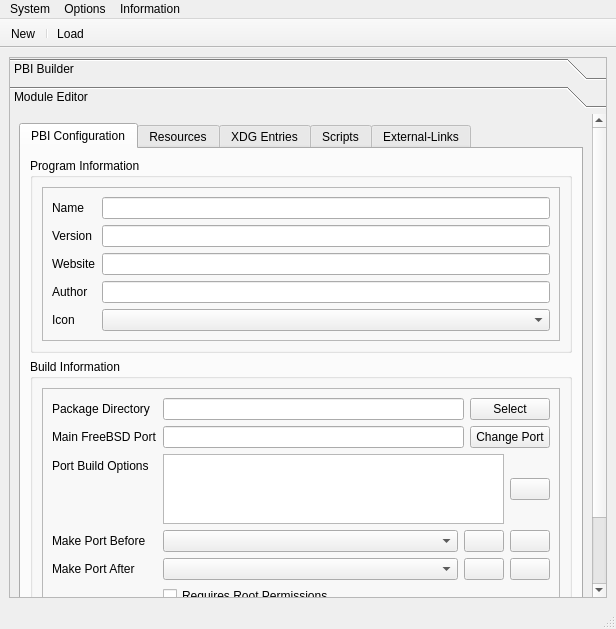
trueos/pcbsd, file src-qt4/EasyPBI/mainGUI.ui: the form before one commit.
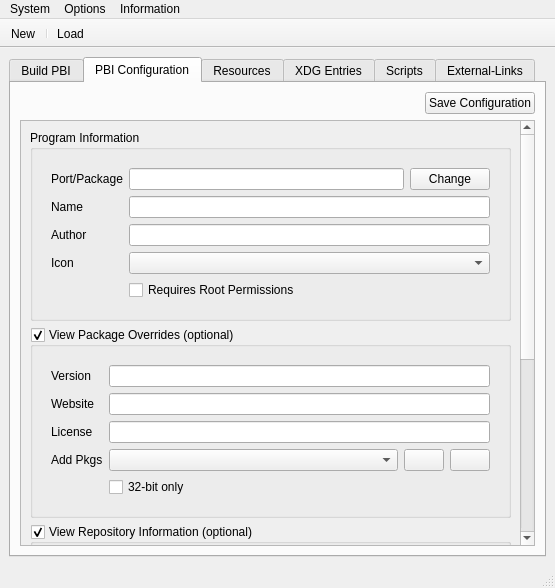
The form after the commit. Icons and pictures are not drawn.

Commit message: Update the EasyPBI mainUI (especially the pbi.conf tab), and create a new backend class for containing all the PBI module information (this class is very easy to update as time goes by, and should be better on memory management). The new class has all the pbi.conf interaction done so far, but not tested yet.

```diff
--- a/src-qt4/EasyPBI/mainGUI.ui
+++ b/src-qt4/EasyPBI/mainGUI.ui
@@ -6,8 +6,8 @@
    <rect>
     <x>0</x>
     <y>0</y>
-    <width>616</width>
-    <height>629</height>
+    <width>555</width>
+    <height>588</height>
    </rect>
   </property>
   <property name="windowTitle">
@@ -23,52 +23,34 @@
   <widget class="QWidget" name="centralwidget">
    <layout class="QVBoxLayout" name="verticalLayout_2">
     <item>
-     <widget class="QToolBox" name="toolBox">
-      <property name="font">
-       <font>
-        <weight>50</weight>
-        <italic>false</italic>
-        <bold>false</bold>
-       </font>
+     <widget class="QTabWidget" name="tabWidget">
+      <property name="sizePolicy">
+       <sizepolicy hsizetype="Expanding" vsizetype="Preferred">
+        <horstretch>0</horstretch>
+        <verstretch>0</verstretch>
+       </sizepolicy>
       </property>
-      <property name="frameShape">
-       <enum>QFrame::StyledPanel</enum>
+      <property name="tabPosition">
+       <enum>QTabWidget::North</enum>
       </property>
-      <property name="frameShadow">
-       <enum>QFrame::Raised</enum>
-      </property>
-      <property name="lineWidth">
-       <number>1</number>
-      </property>
-      <property name="midLineWidth">
-       <number>0</number>
+      <property name="tabShape">
+       <enum>QTabWidget::Rounded</enum>
       </property>
       <property name="currentIndex">
        <number>1</number>
       </property>
-      <property name="tabSpacing">
-       <number>-1</number>
+      <property name="elideMode">
+       <enum>Qt::ElideMiddle</enum>
       </property>
-      <widget class="QWidget" name="pbi_build">
-       <property name="geometry">
-        <rect>
-         <x>0</x>
-         <y>0</y>
-         <width>600</width>
-         <height>474</height>
-        </rect>
-       </property>
+      <widget class="QWidget" name="tab_buildPBI">
        <attribute name="icon">
         <iconset resource="EasyPBI.qrc">
-         <normaloff>:/png/icons/pcbsd.png</normaloff>:/png/icons/pcbsd.png</iconset>
+         <normaloff>:/png/icons/config.png</normaloff>:/png/icons/config.png</iconset>
        </attribute>
-       <attribute name="label">
-        <string>PBI Builder</string>
+       <attribute name="title">
+        <string>Build PBI</string>
        </attribute>
-       <attribute name="toolTip">
-        <string>Use the current module to build a PBI</string>
-       </attribute>
-       <layout class="QHBoxLayout" name="horizontalLayout_2">
+       <layout class="QHBoxLayout" name="horizontalLayout">
         <item>
          <layout class="QVBoxLayout" name="verticalLayout_4">
           <item>
@@ -232,46 +214,6 @@
         </item>
        </layout>
       </widget>
-      <widget class="QWidget" name="module_edit">
-       <property name="geometry">
-        <rect>
-         <x>0</x>
-         <y>0</y>
-         <width>585</width>
-         <height>549</height>
-        </rect>
-       </property>
-       <attribute name="icon">
-        <iconset resource="EasyPBI.qrc">
-         <normaloff>:/png/icons/config.png</normaloff>:/png/icons/config.png</iconset>
-       </attribute>
-       <attribute name="label">
-        <string>Module Editor</string>
-       </attribute>
-       <attribute name="toolTip">
-        <string>View and edit the current PBI module</string>
-       </attribute>
-       <layout class="QVBoxLayout" name="verticalLayout_5">
-        <item>
-         <widget class="QTabWidget" name="tabWidget">
-          <property name="sizePolicy">
-           <sizepolicy hsizetype="Expanding" vsizetype="Preferred">
-            <horstretch>0</horstretch>
-            <verstretch>0</verstretch>
-           </sizepolicy>
-          </property>
-          <property name="tabPosition">
-           <enum>QTabWidget::North</enum>
-          </property>
-          <property name="tabShape">
-           <enum>QTabWidget::Rounded</enum>
-          </property>
-          <property name="currentIndex">
-           <number>0</number>
-          </property>
-          <property name="elideMode">
-           <enum>Qt::ElideMiddle</enum>
-          </property>
           <widget class="QWidget" name="tab_pbi_conf">
            <attribute name="icon">
             <iconset>
@@ -285,8 +227,55 @@
            </attribute>
            <layout class="QVBoxLayout" name="verticalLayout_6">
             <item>
-             <layout class="QGridLayout" name="gridLayout">
-              <item row="0" column="0">
+         <layout class="QHBoxLayout" name="horizontalLayout_4">
+          <item>
+           <spacer name="horizontalSpacer_3">
+            <property name="orientation">
+             <enum>Qt::Horizontal</enum>
+            </property>
+            <property name="sizeHint" stdset="0">
+             <size>
+              <width>40</width>
+              <height>20</height>
+             </size>
+            </property>
+           </spacer>
+          </item>
+          <item>
+           <widget class="QPushButton" name="push_config_save">
+            <property name="statusTip">
+             <string>Save the current settings to the PBI configuration file</string>
+            </property>
+            <property name="text">
+             <string>Save Configuration</string>
+            </property>
+            <property name="icon">
+             <iconset>
+              <normaloff>:/png/icons/save.png</normaloff>:/png/icons/save.png</iconset>
+            </property>
+           </widget>
+          </item>
+         </layout>
+        </item>
+        <item>
+         <widget class="QScrollArea" name="scrollArea">
+          <property name="frameShape">
+           <enum>QFrame::StyledPanel</enum>
+          </property>
+          <property name="widgetResizable">
+           <bool>true</bool>
+          </property>
+          <widget class="QWidget" name="scrollAreaWidgetContents">
+           <property name="geometry">
+            <rect>
+             <x>0</x>
+             <y>0</y>
+             <width>508</width>
+             <height>648</height>
+            </rect>
+           </property>
+           <layout class="QVBoxLayout" name="verticalLayout_13">
+            <item>
                <widget class="QGroupBox" name="groupBox_5">
                 <property name="title">
                  <string>Program Information</string>
@@ -295,7 +284,7 @@
                  <item>
                   <widget class="QFrame" name="frame_6">
                    <property name="frameShape">
-                    <enum>QFrame::StyledPanel</enum>
+                  <enum>QFrame::NoFrame</enum>
                    </property>
                    <property name="frameShadow">
                     <enum>QFrame::Raised</enum>
@@ -305,6 +294,34 @@
                      <enum>QFormLayout::ExpandingFieldsGrow</enum>
                     </property>
                     <item row="0" column="0">
+                   <widget class="QLabel" name="label_makeport">
+                    <property name="text">
+                     <string>Port/Package</string>
+                    </property>
+                   </widget>
+                  </item>
+                  <item row="0" column="1">
+                   <layout class="QHBoxLayout" name="layout_makeport">
+                    <item>
+                     <widget class="QLineEdit" name="line_makeport">
+                      <property name="statusTip">
+                       <string>FreeBSD port to be packaged as a PBI</string>
+                      </property>
+                     </widget>
+                    </item>
+                    <item>
+                     <widget class="QPushButton" name="push_change_makeport">
+                      <property name="statusTip">
+                       <string>Select a different FreeBSD package</string>
+                      </property>
+                      <property name="text">
+                       <string>Change</string>
+                      </property>
+                     </widget>
+                    </item>
+                   </layout>
+                  </item>
+                  <item row="1" column="0">
                      <widget class="QLabel" name="label_progname">
                       <property name="toolTip">
                        <string>Official name of the target program</string>
@@ -314,14 +331,91 @@
                       </property>
                      </widget>
                     </item>
-                    <item row="0" column="1">
+                  <item row="1" column="1">
                      <widget class="QLineEdit" name="line_progname">
                       <property name="statusTip">
                        <string>Official name of the target program</string>
                       </property>
                      </widget>
                     </item>
-                    <item row="1" column="0">
+                  <item row="2" column="0">
+                   <widget class="QLabel" name="label_progauthor">
+                    <property name="toolTip">
+                     <string>Author of the main program (or FreeBSD port maintainer instead)</string>
+                    </property>
+                    <property name="text">
+                     <string>Author</string>
+                    </property>
+                   </widget>
+                  </item>
+                  <item row="2" column="1">
+                   <widget class="QLineEdit" name="line_progauthor">
+                    <property name="statusTip">
+                     <string>Author of the main program (or FreeBSD port maintainer instead)</string>
+                    </property>
+                   </widget>
+                  </item>
+                  <item row="3" column="0">
+                   <widget class="QLabel" name="label_progicon">
+                    <property name="toolTip">
+                     <string>Icon that will be used for the program (PNG resources available)</string>
+                    </property>
+                    <property name="text">
+                     <string>Icon</string>
+                    </property>
+                   </widget>
+                  </item>
+                  <item row="3" column="1">
+                   <widget class="QComboBox" name="list_progicon">
+                    <property name="sizePolicy">
+                     <sizepolicy hsizetype="MinimumExpanding" vsizetype="Fixed">
+                      <horstretch>0</horstretch>
+                      <verstretch>0</verstretch>
+                     </sizepolicy>
+                    </property>
+                    <property name="statusTip">
+                     <string>Icon that will be used for the program (PNG resources available)</string>
+                    </property>
+                   </widget>
+                  </item>
+                  <item row="4" column="1">
+                   <widget class="QCheckBox" name="check_requiresroot">
+                    <property name="statusTip">
+                     <string>Require administrator permissions to install this PBI</string>
+                    </property>
+                    <property name="text">
+                     <string>Requires Root Permissions</string>
+                    </property>
+                   </widget>
+                  </item>
+                 </layout>
+                </widget>
+               </item>
+              </layout>
+             </widget>
+            </item>
+            <item>
+             <widget class="QGroupBox" name="group_config_overrides">
+              <property name="title">
+               <string>View Package Overrides (optional)</string>
+              </property>
+              <property name="checkable">
+               <bool>true</bool>
+              </property>
+              <layout class="QVBoxLayout" name="verticalLayout_10">
+               <item>
+                <widget class="QFrame" name="frame_pkgFix">
+                 <property name="frameShape">
+                  <enum>QFrame::NoFrame</enum>
+                 </property>
+                 <property name="frameShadow">
+                  <enum>QFrame::Raised</enum>
+                 </property>
+                 <layout class="QFormLayout" name="formLayout_4">
+                  <property name="fieldGrowthPolicy">
+                   <enum>QFormLayout::ExpandingFieldsGrow</enum>
+                  </property>
+                  <item row="0" column="0">
                      <widget class="QLabel" name="label_progversion">
                       <property name="toolTip">
                        <string>Version of the program to be packaged</string>
@@ -331,14 +425,14 @@
                       </property>
                      </widget>
                     </item>
-                    <item row="1" column="1">
+                  <item row="0" column="1">
                      <widget class="QLineEdit" name="line_progversion">
                       <property name="statusTip">
                        <string>Version of the program to be packaged</string>
                       </property>
                      </widget>
                     </item>
-                    <item row="2" column="0">
+                  <item row="1" column="0">
                      <widget class="QLabel" name="label_progweb">
                       <property name="toolTip">
                        <string>URL of the main website for the target program</string>
@@ -348,230 +442,31 @@
                       </property>
                      </widget>
                     </item>
-                    <item row="2" column="1">
+                  <item row="1" column="1">
                      <widget class="QLineEdit" name="line_progweb">
                       <property name="statusTip">
                        <string>URL of the main website for the target program</string>
                       </property>
                      </widget>
                     </item>
-                    <item row="3" column="0">
-                     <widget class="QLabel" name="label_progauthor">
-                      <property name="toolTip">
-                       <string>Author of the main program (or FreeBSD port maintainer instead)</string>
-                      </property>
-                      <property name="text">
-                       <string>Author</string>
-                      </property>
-                     </widget>
-                    </item>
-                    <item row="3" column="1">
-                     <widget class="QLineEdit" name="line_progauthor">
-                      <property name="statusTip">
-                       <string>Author of the main program (or FreeBSD port maintainer instead)</string>
-                      </property>
-                     </widget>
-                    </item>
-                    <item row="4" column="0">
-                     <widget class="QLabel" name="label_progicon">
-                      <property name="toolTip">
-                       <string>Icon that will be used for the program (PNG resources available)</string>
-                      </property>
-                      <property name="text">
-                       <string>Icon</string>
-                      </property>
-                     </widget>
-                    </item>
-                    <item row="4" column="1">
-                     <widget class="QComboBox" name="list_progicon">
-                      <property name="sizePolicy">
-                       <sizepolicy hsizetype="MinimumExpanding" vsizetype="Fixed">
-                        <horstretch>0</horstretch>
-                        <verstretch>0</verstretch>
-                       </sizepolicy>
-                      </property>
-                      <property name="statusTip">
-                       <string>Icon that will be used for the program (PNG resources available)</string>
-                      </property>
-                     </widget>
-                    </item>
-                   </layout>
-                  </widget>
-                 </item>
-                </layout>
-               </widget>
-              </item>
-              <item row="1" column="0">
-               <widget class="QGroupBox" name="groupBox_6">
-                <property name="title">
-                 <string>Build Information</string>
-                </property>
-                <layout class="QVBoxLayout" name="verticalLayout_23">
-                 <item>
-                  <widget class="QFrame" name="frame_7">
-                   <property name="frameShape">
-                    <enum>QFrame::StyledPanel</enum>
-                   </property>
-                   <property name="frameShadow">
-                    <enum>QFrame::Raised</enum>
-                   </property>
-                   <layout class="QFormLayout" name="formLayout">
-                    <item row="0" column="0">
-                     <widget class="QLabel" name="label_progdir">
-                      <property name="toolTip">
-                       <string>Local directory to be packaged into a PBI (must contain everything necessary for program to run)</string>
-                      </property>
-                      <property name="text">
-                       <string>Package Directory</string>
-                      </property>
-                     </widget>
-                    </item>
-                    <item row="0" column="1">
-                     <layout class="QHBoxLayout" name="layout_progdir">
-                      <item>
-                       <widget class="QLineEdit" name="line_progdir">
-                        <property name="statusTip">
-                         <string>Local directory to be packaged into a PBI (must contain everything necessary for program to run)</string>
-                        </property>
-                       </widget>
-                      </item>
-                      <item>
-                       <widget class="QPushButton" name="push_change_progdir">
-                        <property name="statusTip">
-                         <string>Select a directory to be packaged into a PBI</string>
-                        </property>
-                        <property name="text">
-                         <string>Select</string>
-                        </property>
-                       </widget>
-                      </item>
-                     </layout>
-                    </item>
-                    <item row="1" column="0">
-                     <widget class="QLabel" name="label_makeport">
-                      <property name="text">
-                       <string>Main FreeBSD Port</string>
-                      </property>
-                     </widget>
-                    </item>
-                    <item row="1" column="1">
-                     <layout class="QHBoxLayout" name="layout_makeport">
-                      <item>
-                       <widget class="QLineEdit" name="line_makeport">
-                        <property name="statusTip">
-                         <string>FreeBSD port to be packaged as a PBI</string>
-                        </property>
-                       </widget>
-                      </item>
-                      <item>
-                       <widget class="QPushButton" name="push_change_makeport">
-                        <property name="statusTip">
-                         <string>Select a FreeBSD port</string>
-                        </property>
-                        <property name="text">
-                         <string>Change Port</string>
-                        </property>
-                       </widget>
-                      </item>
-                     </layout>
-                    </item>
                     <item row="2" column="0">
-                     <widget class="QLabel" name="label_makeopts">
+                   <widget class="QLabel" name="label_2">
                       <property name="text">
-                       <string>Port Build Options</string>
+                     <string>License</string>
                       </property>
                      </widget>
                     </item>
                     <item row="2" column="1">
-                     <layout class="QHBoxLayout" name="layout_makeopts">
-                      <item>
-                       <widget class="QPlainTextEdit" name="edit_makeopts">
-                        <property name="sizePolicy">
-                         <sizepolicy hsizetype="Expanding" vsizetype="Preferred">
-                          <horstretch>0</horstretch>
-                          <verstretch>0</verstretch>
-                         </sizepolicy>
-                        </property>
-                        <property name="statusTip">
-                         <string>Special configuration options for any ports that need to be built.</string>
-                        </property>
-                       </widget>
-                      </item>
-                      <item>
-                       <widget class="QPushButton" name="push_addmakeopt">
-                        <property name="statusTip">
-                         <string>Build options available for main FreeBSD port</string>
-                        </property>
-                        <property name="text">
-                         <string/>
-                        </property>
-                       </widget>
-                      </item>
-                     </layout>
+                   <widget class="QLineEdit" name="lineEdit_2"/>
                     </item>
                     <item row="3" column="0">
-                     <widget class="QLabel" name="label_portbefore">
-                      <property name="text">
-                       <string>Make Port Before</string>
-                      </property>
-                     </widget>
-                    </item>
-                    <item row="3" column="1">
-                     <layout class="QHBoxLayout" name="layout_portbefore">
-                      <item>
-                       <widget class="QComboBox" name="list_portbefore">
-                        <property name="sizePolicy">
-                         <sizepolicy hsizetype="MinimumExpanding" vsizetype="Fixed">
-                          <horstretch>0</horstretch>
-                          <verstretch>0</verstretch>
-                         </sizepolicy>
-                        </property>
-                        <property name="statusTip">
-                         <string>Additional FreeBSD ports to be built before the main program</string>
-                        </property>
-                        <property name="sizeAdjustPolicy">
-                         <enum>QComboBox::AdjustToContentsOnFirstShow</enum>
-                        </property>
-                       </widget>
-                      </item>
-                      <item>
-                       <widget class="QPushButton" name="push_addportbefore">
-                        <property name="statusTip">
-                         <string>Add additional FreeBSD port</string>
-                        </property>
-                        <property name="text">
-                         <string/>
-                        </property>
-                        <property name="icon">
-                         <iconset resource="EasyPBI.qrc">
-                          <normaloff>:/png/icons/plus.png</normaloff>:/png/icons/plus.png</iconset>
-                        </property>
-                       </widget>
-                      </item>
-                      <item>
-                       <widget class="QPushButton" name="push_rmportbefore">
-                        <property name="statusTip">
-                         <string>Remove additional FreeBSD port</string>
-                        </property>
-                        <property name="text">
-                         <string/>
-                        </property>
-                        <property name="icon">
-                         <iconset resource="EasyPBI.qrc">
-                          <normaloff>:/png/icons/minus.png</normaloff>:/png/icons/minus.png</iconset>
-                        </property>
-                       </widget>
-                      </item>
-                     </layout>
-                    </item>
-                    <item row="4" column="0">
                      <widget class="QLabel" name="label_portafter">
                       <property name="text">
-                       <string>Make Port After</string>
+                     <string>Add Pkgs</string>
                       </property>
                      </widget>
                     </item>
-                    <item row="4" column="1">
+                  <item row="3" column="1">
                      <layout class="QHBoxLayout" name="layout_portafter">
                       <item>
                        <widget class="QComboBox" name="list_portafter">
@@ -616,13 +511,10 @@
                       </item>
                      </layout>
                     </item>
-                    <item row="5" column="1">
-                     <widget class="QCheckBox" name="check_requiresroot">
-                      <property name="statusTip">
-                       <string>Require administrator permissions to install this PBI</string>
-                      </property>
+                  <item row="4" column="1">
+                   <widget class="QCheckBox" name="check_config_32only">
                       <property name="text">
-                       <string>Requires Root Permissions</string>
+                     <string>32-bit only</string>
                       </property>
                      </widget>
                     </item>
@@ -632,64 +524,190 @@
                 </layout>
                </widget>
               </item>
-             </layout>
-            </item>
             <item>
-             <spacer name="verticalSpacer_2">
-              <property name="orientation">
-               <enum>Qt::Vertical</enum>
+             <widget class="QGroupBox" name="group_config_repo">
+              <property name="title">
+               <string>View Repository Information (optional)</string>
               </property>
-              <property name="sizeHint" stdset="0">
-               <size>
-                <width>20</width>
-                <height>40</height>
-               </size>
+              <property name="checkable">
+               <bool>true</bool>
               </property>
-             </spacer>
-            </item>
+              <property name="checked">
+               <bool>true</bool>
+              </property>
+              <layout class="QVBoxLayout" name="verticalLayout_5">
+               <item>
+                <widget class="QFrame" name="frame_repoInfo">
+                 <property name="frameShape">
+                  <enum>QFrame::NoFrame</enum>
+                 </property>
+                 <property name="frameShadow">
+                  <enum>QFrame::Raised</enum>
+                 </property>
+                 <layout class="QFormLayout" name="formLayout">
+                  <item row="0" column="0">
+                   <widget class="QLabel" name="label">
+                    <property name="text">
+                     <string>Tags</string>
+                    </property>
+                   </widget>
+                  </item>
+                  <item row="0" column="1">
+                   <widget class="QLineEdit" name="line_repoTags">
+                    <property name="statusTip">
+                     <string>Comma-separated list of search tags for the application</string>
+                    </property>
+                   </widget>
+                  </item>
+                  <item row="1" column="0">
+                   <widget class="QLabel" name="label_3">
+                    <property name="text">
+                     <string>App Type</string>
+                    </property>
+                   </widget>
+                  </item>
+                  <item row="2" column="0">
+                   <widget class="QLabel" name="label_5">
+                    <property name="text">
+                     <string>App Cat</string>
+                    </property>
+                   </widget>
+                  </item>
+                  <item row="2" column="1">
+                   <layout class="QHBoxLayout" name="horizontalLayout_10">
             <item>
-             <layout class="QHBoxLayout" name="horizontalLayout_4">
+                     <widget class="QLineEdit" name="line_repoCat">
+                      <property name="statusTip">
+                       <string>Category where this application should be found</string>
+                      </property>
+                     </widget>
+                    </item>
               <item>
-               <spacer name="horizontalSpacer_3">
-                <property name="orientation">
-                 <enum>Qt::Horizontal</enum>
-                </property>
-                <property name="sizeHint" stdset="0">
-                 <size>
-                  <width>40</width>
-                  <height>20</height>
-                 </size>
-                </property>
-               </spacer>
-              </item>
-              <item>
-               <widget class="QPushButton" name="push_config_save">
+                     <widget class="QToolButton" name="toolButton_3">
+                      <property name="text">
+                       <string>...</string>
+                      </property>
+                     </widget>
+                    </item>
+                   </layout>
+                  </item>
+                  <item row="3" column="0">
+                   <widget class="QLabel" name="label_4">
+                    <property name="text">
+                     <string>Icon URL</string>
+                    </property>
+                   </widget>
+                  </item>
+                  <item row="3" column="1">
+                   <widget class="QLineEdit" name="line_repoIconURL"/>
+                  </item>
+                  <item row="1" column="1">
+                   <widget class="QComboBox" name="combo_repoType">
                 <property name="statusTip">
-                 <string>Save the current settings to the PBI configuration file</string>
-                </property>
+                     <string>Set the type of application</string>
+                    </property>
+                    <item>
                 <property name="text">
-                 <string>Save Configuration</string>
-                </property>
-                <property name="icon">
-                 <iconset>
-                  <normaloff>:/png/icons/save.png</normaloff>:/png/icons/save.png</iconset>
-                </property>
-               </widget>
-              </item>
+                      <string notr="true">Text</string>
+                     </property>
+                    </item>
+                    <item>
+                     <property name="text">
+                      <string notr="true">Graphical</string>
+                     </property>
+                    </item>
+                    <item>
+                     <property name="text">
+                      <string notr="true">Server</string>
+                     </property>
+                    </item>
+                   </widget>
+                  </item>
+                 </layout>
+                </widget>
+               </item>
+              </layout>
+             </widget>
+            </item>
               <item>
-               <spacer name="horizontalSpacer_2">
-                <property name="orientation">
-                 <enum>Qt::Horizontal</enum>
-                </property>
-                <property name="sizeHint" stdset="0">
-                 <size>
-                  <width>40</width>
-                  <height>20</height>
-                 </size>
-                </property>
-               </spacer>
-              </item>
-             </layout>
+             <widget class="QGroupBox" name="group_config_repomgmt">
+              <property name="title">
+               <string>View Repository Management (optional)</string>
+              </property>
+              <property name="checkable">
+               <bool>true</bool>
+              </property>
+              <layout class="QVBoxLayout" name="verticalLayout_23">
+               <item>
+                <widget class="QFrame" name="frame_repoMgmt">
+                 <property name="frameShape">
+                  <enum>QFrame::NoFrame</enum>
+                 </property>
+                 <property name="frameShadow">
+                  <enum>QFrame::Raised</enum>
+                 </property>
+                 <layout class="QFormLayout" name="formLayout_5">
+                  <item row="0" column="0">
+                   <widget class="QLabel" name="label_6">
+                    <property name="text">
+                     <string>Build Key</string>
+                    </property>
+                   </widget>
+                  </item>
+                  <item row="1" column="0">
+                   <widget class="QLabel" name="label_7">
+                    <property name="text">
+                     <string>Revision #</string>
+                    </property>
+                   </widget>
+                  </item>
+                  <item row="2" column="0">
+                   <widget class="QLabel" name="label_8">
+                    <property name="text">
+                     <string>Priority</string>
+                    </property>
+                   </widget>
+                  </item>
+                  <item row="3" column="1">
+                   <widget class="QCheckBox" name="checkBox">
+                    <property name="text">
+                     <string>No TMPFS</string>
+                    </property>
+                   </widget>
+                  </item>
+                  <item row="0" column="1">
+                   <widget class="QSpinBox" name="spin_repoBuildKey">
+                    <property name="statusTip">
+                     <string>Build Key: Change this to trigger an automatic rebuild of the PBI</string>
+                    </property>
+                   </widget>
+                  </item>
+                  <item row="1" column="1">
+                   <widget class="QSpinBox" name="spin_repoRevision">
+                    <property name="statusTip">
+                     <string>Append this number to the application version (Example: 1.0 -&gt; 1.0_#)</string>
+                    </property>
+                   </widget>
+                  </item>
+                  <item row="2" column="1">
+                   <widget class="QSpinBox" name="spin_repoPriority">
+                    <property name="statusTip">
+                     <string>Build priority (higher is more urgent)</string>
+                    </property>
+                    <property name="maximum">
+                     <number>50</number>
+                    </property>
+                   </widget>
+                  </item>
+                 </layout>
+                </widget>
+               </item>
+              </layout>
+             </widget>
+            </item>
+           </layout>
+          </widget>
+         </widget>
             </item>
            </layout>
           </widget>
@@ -1620,52 +1638,6 @@
           </widget>
          </widget>
         </item>
-        <item>
-         <spacer name="verticalSpacer_11">
-          <property name="orientation">
-           <enum>Qt::Vertical</enum>
-          </property>
-          <property name="sizeHint" stdset="0">
-           <size>
-            <width>20</width>
-            <height>40</height>
-           </size>
-          </property>
-         </spacer>
-        </item>
-        <item>
-         <spacer name="verticalSpacer_7">
-          <property name="orientation">
-           <enum>Qt::Vertical</enum>
-          </property>
-          <property name="sizeType">
-           <enum>QSizePolicy::Expanding</enum>
-          </property>
-          <property name="sizeHint" stdset="0">
-           <size>
-            <width>20</width>
-            <height>40</height>
-           </size>
-          </property>
-         </spacer>
-        </item>
-        <item>
-         <spacer name="verticalSpacer_10">
-          <property name="orientation">
-           <enum>Qt::Vertical</enum>
-          </property>
-          <property name="sizeHint" stdset="0">
-           <size>
-            <width>20</width>
-            <height>40</height>
-           </size>
-          </property>
-         </spacer>
-        </item>
-       </layout>
-      </widget>
-     </widget>
-    </item>
    </layout>
   </widget>
   <widget class="QMenuBar" name="menubar">
@@ -1673,7 +1645,7 @@
     <rect>
      <x>0</x>
      <y>0</y>
-     <width>616</width>
+     <width>555</width>
      <height>20</height>
     </rect>
    </property>
@@ -1781,6 +1753,9 @@
    <property name="toolTip">
     <string>Click to create a new PBI module</string>
    </property>
+   <property name="statusTip">
+    <string>Create a new PBI module</string>
+   </property>
   </action>
   <action name="actionLoad_Module">
    <property name="icon">
@@ -1793,6 +1768,9 @@
    <property name="toolTip">
     <string>Click to load an existing module</string>
    </property>
+   <property name="statusTip">
+    <string>Load an existing PBI module</string>
+   </property>
   </action>
   <action name="actionSummary">
    <property name="text">
```
Lines whose indentation alone changed are shown as unchanged. The commit also changes 2 other files.
